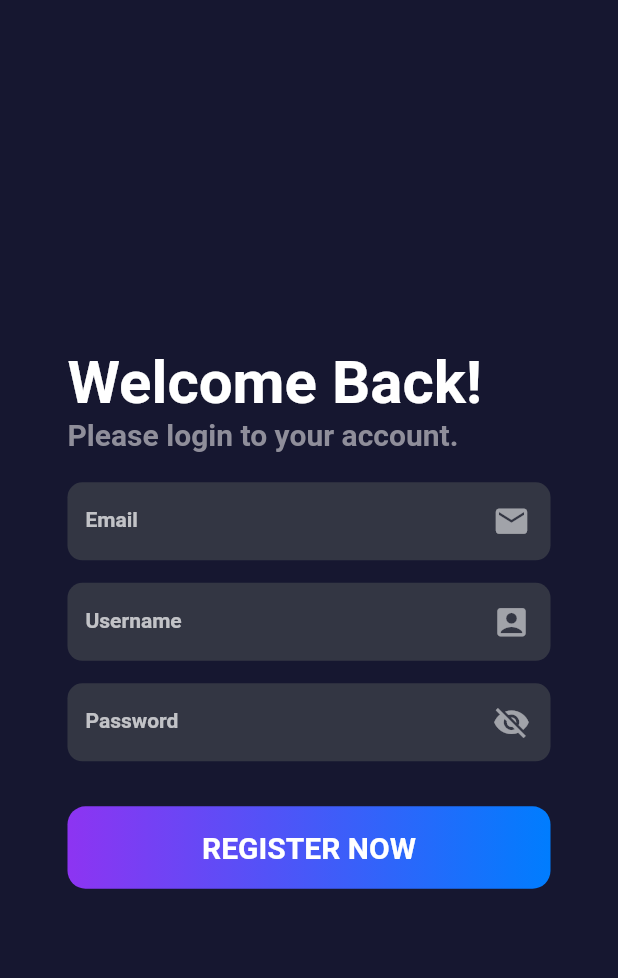
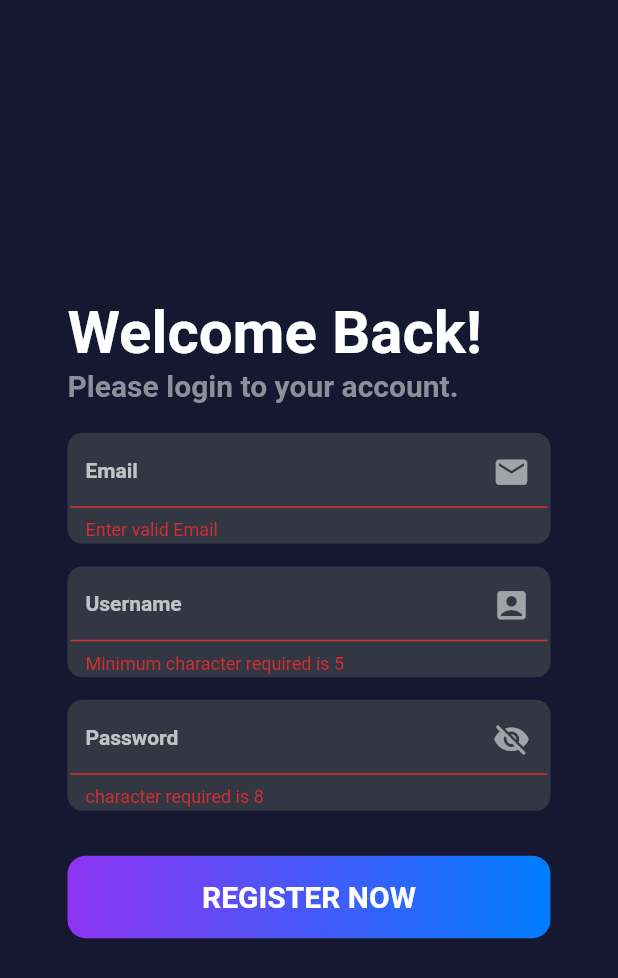
Before and after one commit to PISTON-HEAD/my_wallet, a Flutter app: the signingIn screen opened directly, after a tap on "REGISTER NOW", on a phone screen of 412 x 824 dp. Shown: the top 978 px of the screen. Run offline on Flutter 3.47's test engine with Material 2 defaults, Android fonts, the phone set to English and light mode, and no system bars; our stand-ins replace cloud_firestore, firebase_auth, firebase_core, lottie, shared_preferences; accounts and stored records are empty.

```diff
--- a/lib/LogScreen/signing.dart
+++ b/lib/LogScreen/signing.dart
@@ -1,9 +1,12 @@
+// ignore_for_file: avoid_print
+
 import 'package:flutter/material.dart';
+import 'package:my_wallet/fire_auth/authenticator.dart';
 
 // ignore: camel_case_types
 class signingIn extends StatefulWidget {
   final bool checker;
-  const signingIn({Key? key,required this.checker}) : super(key: key);
+  const signingIn({Key? key, required this.checker}) : super(key: key);
 
   @override
   // ignore: no_logic_in_create_state
@@ -21,154 +24,266 @@ class _signingInState extends State<signingIn> {
   TextEditingController nameController = TextEditingController();
 
   bool seePassword = true;
+  bool error = false;
+  String errorMsg = "";
   IconData passwordVisibility = Icons.visibility_off;
+  int flag = 0;
 
-
+  signUpUser() {
+    if (formKey.currentState!.validate()) {
+      signUp(emailController.text, passwordController.text, nameController.text)
+          .then((value) => {
+                if (value == null)
+                  {
+                    //Go to next Screen
+                    print("User Created Without Interruption.")
+                  }
+                else
+                  {
+                    setState(() {
+                      error = true;
+                      int i;
+                      for (i = 1; i < value.toString().length; i++) {
+                        if (value.toString()[i] == "]") {
+                          break;
+                        }
+                      }
+                      errorMsg = value.toString().substring(i + 2);
+                    })
+                  }
+              });
+    }
+  }
 
   @override
   Widget build(BuildContext context) {
-    return  Scaffold(
-      backgroundColor: const Color.fromRGBO(22,23,48,1),
-      body: Padding(
+    return Scaffold(
+        backgroundColor: const Color.fromRGBO(22, 23, 48, 1),
+        body: Form(
+          key: formKey,
+          child: Padding(
             padding: const EdgeInsets.symmetric(horizontal: 45.0),
             child: Column(
               crossAxisAlignment: CrossAxisAlignment.start,
               mainAxisAlignment: MainAxisAlignment.center,
-          children:  [
-            const Text("Welcome Back!",style: TextStyle(color: Colors.white,fontSize: 40,fontWeight: FontWeight.bold),),
-            const Text("Please login to your account.",style: TextStyle(color: Color.fromRGBO(143,142,154,1),fontSize: 20,fontWeight: FontWeight.bold),),
-            const SizedBox(height: 20,),
+              children: [
+                const Text(
+                  "Welcome Back!",
+                  style: TextStyle(
+                      color: Colors.white,
+                      fontSize: 40,
+                      fontWeight: FontWeight.bold),
+                ),
+                const Text(
+                  "Please login to your account.",
+                  style: TextStyle(
+                      color: Color.fromRGBO(143, 142, 154, 1),
+                      fontSize: 20,
+                      fontWeight: FontWeight.bold),
+                ),
+                const SizedBox(
+                  height: 20,
+                ),
                 Container(
                   decoration: BoxDecoration(
                     borderRadius: BorderRadius.circular(10),
-                  color: const Color.fromRGBO(51,54,67,1),
+                    color: const Color.fromRGBO(51, 54, 67, 1),
                   ),
                   child: Padding(
                     padding: const EdgeInsets.all(2),
                     child: TextFormField(
-                  decoration:  buildInputDecoration("Email",Icons.email),
+                      decoration: buildInputDecoration("Email", Icons.email),
                       cursorColor: Colors.white70,
                       autovalidateMode: AutovalidateMode.onUserInteraction,
                       controller: emailController,
-                  style: const TextStyle(color: Colors.white,),
+                      style: const TextStyle(
+                        color: Colors.white,
+                      ),
                       validator: (value) {
-                    if (value!.contains(" ",0)) {
+                        if (value!.contains(" ", 0)) {
                           return "Enter an email without space";
-                    } else if(RegExp(
+                        } else if (RegExp(
                                 r"^[a-zA-Z0-9.a-zA-Z0-9.!#$%&'*+-/=?^_`{|}~]+@[a-zA-Z0-9]+\.[a-zA-Z]+")
                             .hasMatch(value)) {
                           return null;
-                    }else{
+                        } else {
                           return "Enter valid Email";
                         }
                       },
                     ),
                   ),
                 ),
-            const SizedBox(height: 15,),
-            checker?Container(
+                const SizedBox(
+                  height: 15,
+                ),
+                checker
+                    ? Container(
                         decoration: BoxDecoration(
                           borderRadius: BorderRadius.circular(10),
-                color: const Color.fromRGBO(51,54,67,1),
+                          color: const Color.fromRGBO(51, 54, 67, 1),
                         ),
                         child: Padding(
                           padding: const EdgeInsets.all(2.0),
                           child: TextFormField(
-                  obscureText: seePassword,
-                  decoration:buildInputDecoration("Username", Icons.account_box),
+                            validator: (value) {
+                              return value.toString().length <= 4
+                                  ? "Minimum character required is 5"
+                                  : null;
+                            },
+                            decoration: buildInputDecoration(
+                                "Username", Icons.account_box),
                             cursorColor: Colors.white70,
-                  autovalidateMode: AutovalidateMode.onUserInteraction,
-                  controller: passwordController,
-                  style: const TextStyle(color: Colors.white,),
+                            autovalidateMode:
+                                AutovalidateMode.onUserInteraction,
+                            controller: nameController,
+                            style: const TextStyle(
+                              color: Colors.white,
                             ),
                           ),
-            ):const SizedBox(),
-            checker?const SizedBox(height: 15,):const SizedBox(),
+                        ),
+                      )
+                    : const SizedBox(),
+                checker
+                    ? const SizedBox(
+                        height: 15,
+                      )
+                    : const SizedBox(),
                 Container(
                   decoration: BoxDecoration(
                     borderRadius: BorderRadius.circular(10),
-                color: const Color.fromRGBO(51,54,67,1),
+                    color: const Color.fromRGBO(51, 54, 67, 1),
                   ),
                   child: Padding(
                     padding: const EdgeInsets.all(2.0),
                     child: TextFormField(
+                      validator: (value) {
+                        String val = value.toString().toLowerCase();
+                        int charCounter = 0;
+                        if (value!.isEmpty || value.length < 8) {
+                          return "character required is 8";
+                        } else {
+                          for (int i = 0; i < value.length; i++) {
+                            if (val.codeUnitAt(i) >= 97 &&
+                                val.codeUnitAt(i) <= 122) {}
+                            else {
+                              charCounter++;
+                            }
+                          }
+                          return charCounter != 0
+                              ? null
+                              : "Enter characters other than alphabets, ex: 1,/,-...";
+                        }
+                      },
                       obscureText: seePassword,
-                  decoration:buildInputDecoration("Password", passwordVisibility),
+                      decoration:
+                          buildInputDecoration("Password", passwordVisibility),
                       cursorColor: Colors.white70,
                       autovalidateMode: AutovalidateMode.onUserInteraction,
                       controller: passwordController,
-                  style: const TextStyle(color: Colors.white,),
+                      style: const TextStyle(
+                        color: Colors.white,
                       ),
                     ),
                   ),
-
-            checker?const SizedBox(height: 25,):Row(
+                ),
+                checker
+                    ? const SizedBox(
+                        height: 25,
+                      )
+                    : Row(
                         mainAxisAlignment: MainAxisAlignment.end,
                         children: [
-                TextButton(onPressed: (){},
-                    child: const Text("Forgot Password ?",style: TextStyle(
+                          TextButton(
+                              onPressed: () {},
+                              child: const Text(
+                                "Forgot Password ?",
+                                style: TextStyle(
                                   color: Colors.white60,
                                   fontWeight: FontWeight.w700,
                                   //decoration: TextDecoration.underline,
-                    ),)),
+                                ),
+                              )),
                         ],
                       ),
-            const SizedBox(height: 5,),
+                const SizedBox(
+                  height: 5,
+                ),
                 Container(
                   width: MediaQuery.of(context).size.width,
                   height: MediaQuery.of(context).size.width / 7.5,
                   decoration: BoxDecoration(
                       borderRadius: BorderRadius.circular(12),
                       gradient: const LinearGradient(
-                    colors: [Color.fromRGBO(141, 52, 242, 1),
-                      Color.fromRGBO(0, 125, 254, 1),],
+                        colors: [
+                          Color.fromRGBO(141, 52, 242, 1),
+                          Color.fromRGBO(0, 125, 254, 1),
+                        ],
                       )),
                   child: MaterialButton(
-                onPressed: (){},
-                child:  Text(checker?"REGISTER NOW":"LOGIN",style: TextStyle(fontWeight: FontWeight.bold,color: Colors.white,fontSize: 20),),
+                    onPressed: () {
+
+                      if (checker && flag == 0) {
+                        flag = 1;
+                        signUpUser();
+                      }
+                    },
+                    child: Text(
+                      checker ? "REGISTER NOW" : "LOGIN",
+                      style: const TextStyle(
+                          fontWeight: FontWeight.bold,
+                          color: Colors.white,
+                          fontSize: 20),
+                    ),
                   ),
                 ),
               ],
             ),
-      )
-    );
+          ),
+        ));
   }
 
-  InputDecoration buildInputDecoration(String text,IconData iconData) {
+  InputDecoration buildInputDecoration(String text, IconData iconData) {
     return InputDecoration(
-                  contentPadding:const EdgeInsets.symmetric(horizontal: 10),
+      contentPadding: const EdgeInsets.symmetric(horizontal: 10),
       hintText: text,
       labelText: text,
       hintStyle: fieldStyle(true),
       labelStyle: fieldStyle(false),
-                  enabledBorder:const UnderlineInputBorder(
+      enabledBorder: const UnderlineInputBorder(
         borderSide: BorderSide(color: Colors.transparent),
       ),
       focusedBorder: const UnderlineInputBorder(
-                    borderSide:BorderSide(color: Colors.transparent,
+        borderSide: BorderSide(
+          color: Colors.transparent,
           width: 3.5,
         ),
       ),
-                  suffixIcon:  GestureDetector(
-                      onTap: (){
+      suffixIcon: GestureDetector(
+          onTap: () {
             setState(() {
-                         if(iconData == Icons.visibility_off){
+              if (iconData == Icons.visibility_off) {
                 seePassword = false;
                 passwordVisibility = Icons.visibility;
-                         }else if(passwordVisibility == Icons.visibility){
+              } else if (passwordVisibility == Icons.visibility) {
                 seePassword = true;
                 passwordVisibility = Icons.visibility_off;
               }
             });
           },
-                      child: Icon(iconData,color: Colors.white54,size: 25,)),
+          child: Icon(
+            iconData,
+            color: Colors.white54,
+            size: 25,
+          )),
     );
   }
 
-  TextStyle  fieldStyle(bool bold) {
+  TextStyle fieldStyle(bool bold) {
     Color t = Colors.white70;
-    if(bold){t = Colors.white24;}
-    return  TextStyle(
+    if (bold) {
+      t = Colors.white24;
+    }
+    return TextStyle(
       fontWeight: FontWeight.bold,
       color: t,
       fontSize: 14,
```
Also changed, not shown: lib/fire_auth/authenticator.dart (+25 -2 lines), 1 other file. Lines whose indentation alone changed are shown as unchanged.
